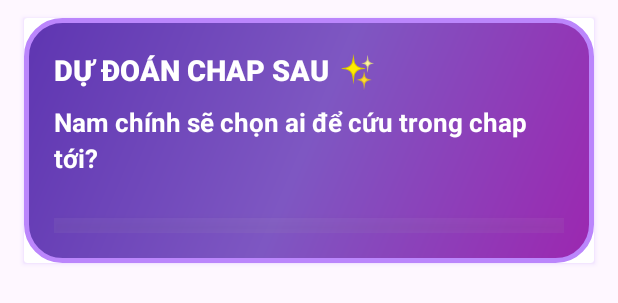
After one commit to NguyenTuan180505/ComicApp, an Android app: the layout item_prediction.xml on its own in the app's theme, with its tools: preview values and no code run, on a phone screen of 412 x 824 dp. The commit adds this screen. Shown: the top 303 px of the screen. Run offline under Robolectric (Android 15) with nearby library versions, the phone set to English and light mode, and no system bars.

Commit message:
update 1

```diff
--- /dev/null
+++ b/app/src/main/res/drawable/prediction_gradient_bg.xml
@@ -0,0 +1,12 @@
+<?xml version="1.0" encoding="utf-8"?>
+<shape xmlns:android="http://schemas.android.com/apk/res/android">
+    <gradient
+        android:startColor="#9C27B0"
+        android:centerColor="#7E57C2"
+        android:endColor="#5E35B1"
+        android:angle="135" />
+    <corners android:radius="24dp"/>
+    <stroke
+        android:width="3dp"
+        android:color="#BB86FC" />
+</shape>
--- a/app/src/main/res/layout/activity_comic_detail.xml
+++ b/app/src/main/res/layout/activity_comic_detail.xml
@@ -240,4 +240,5 @@
             android:text="Đọc Ngay"
             android:textColor="#FFFFFF" />
     </LinearLayout>
+
 </RelativeLayout>
--- /dev/null
+++ b/app/src/main/res/layout/item_prediction.xml
@@ -0,0 +1,117 @@
+<?xml version="1.0" encoding="utf-8"?>
+<androidx.cardview.widget.CardView xmlns:android="http://schemas.android.com/apk/res/android"
+    xmlns:app="http://schemas.android.com/apk-res-auto"
+    android:layout_width="match_parent"
+    android:layout_height="wrap_content"
+    android:layout_marginHorizontal="16dp"
+    android:layout_marginVertical="12dp"
+    app:cardCornerRadius="24dp"
+    app:cardElevation="12dp"
+    android:outlineAmbientShadowColor="#8D4FFF"
+    android:outlineSpotShadowColor="#8D4FFF">
+
+    <!-- Gradient nền + viền neon -->
+    <LinearLayout
+        android:layout_width="match_parent"
+        android:layout_height="wrap_content"
+        android:orientation="vertical"
+        android:padding="20dp"
+        android:background="@drawable/prediction_gradient_bg">
+
+        <!-- Header với icon lấp lánh -->
+        <LinearLayout
+            android:layout_width="wrap_content"
+            android:layout_height="wrap_content"
+            android:orientation="horizontal"
+            android:gravity="center_vertical">
+
+            <TextView
+                android:layout_width="wrap_content"
+                android:layout_height="wrap_content"
+                android:text="DỰ ĐOÁN CHAP SAU"
+                android:textSize="19sp"
+                android:textStyle="bold"
+                android:textColor="#FFFFFF"
+                android:fontFamily="sans-serif-medium" />
+
+            <TextView
+                android:layout_width="wrap_content"
+                android:layout_height="wrap_content"
+                android:text=" ✨"
+                android:textSize="22sp" />
+        </LinearLayout>
+
+        <!-- Câu hỏi -->
+        <TextView
+            android:id="@+id/tv_question"
+            android:layout_width="match_parent"
+            android:layout_height="wrap_content"
+            android:text="Nam chính sẽ chọn ai để cứu trong chap tới?"
+            android:textColor="#FFFFFF"
+            android:textSize="17sp"
+            android:textStyle="bold"
+            android:layout_marginTop="8dp"
+            android:lineSpacingExtra="4dp"/>
+
+        <!-- 4 đáp án – đẹp như app xịn -->
+        <GridLayout
+            android:id="@+id/grid_options"
+            android:layout_width="match_parent"
+            android:layout_height="wrap_content"
+            android:columnCount="2"
+            android:rowCount="2"
+            android:layout_marginTop="16dp"
+            android:useDefaultMargins="true" />
+
+        <!-- Thanh % realtime siêu đẹp -->
+        <LinearLayout
+            android:id="@+id/layout_progress"
+            android:layout_width="match_parent"
+            android:layout_height="10dp"
+            android:orientation="horizontal"
+            android:layout_marginTop="12dp"
+            android:background="#33FFFFFF"
+            android:elevation="4dp"
+            android:backgroundTint="#40FFFFFF"
+            android:clipToOutline="true"
+            android:outlineAmbientShadowColor="#000000"
+            android:outlineSpotShadowColor="#000000" />
+
+        <!-- Kết quả người dùng chọn -->
+        <LinearLayout
+            android:id="@+id/layout_user_choice"
+            android:layout_width="match_parent"
+            android:layout_height="wrap_content"
+            android:orientation="horizontal"
+            android:gravity="center_vertical"
+            android:background="#1A000000"
+            android:padding="12dp"
+            android:layout_marginTop="16dp"
+            android:visibility="gone"
+            app:cardCornerRadius="16dp">
+
+            <TextView
+                android:id="@+id/tv_user_choice"
+                android:layout_width="0dp"
+                android:layout_weight="1"
+                android:layout_height="wrap_content"
+                android:text="Bạn đã chọn: B. Bạch Liên hoa"
+                android:textColor="#FFD700"
+                android:textSize="16sp"
+                android:textStyle="bold" />
+
+            <TextView
+                android:id="@+id/tv_rank"
+                android:layout_width="wrap_content"
+                android:layout_height="wrap_content"
+                android:text="Hạng #7"
+                android:textColor="#FFFFFF"
+                android:background="#FF2D92"
+                android:paddingHorizontal="16dp"
+                android:paddingVertical="8dp"
+                android:textStyle="bold"
+                android:textSize="15sp"
+                app:cardCornerRadius="20dp"/>
+        </LinearLayout>
+    </LinearLayout>
+</androidx.cardview.widget.CardView>
```
Also changed, not shown: app/src/main/java/com/example/comicapp/ui/Activity/DocTruyenActivity.java (+76 -20 lines), app/src/main/res/layout/activity_doc_truyen.xml (+17 -6 lines).
